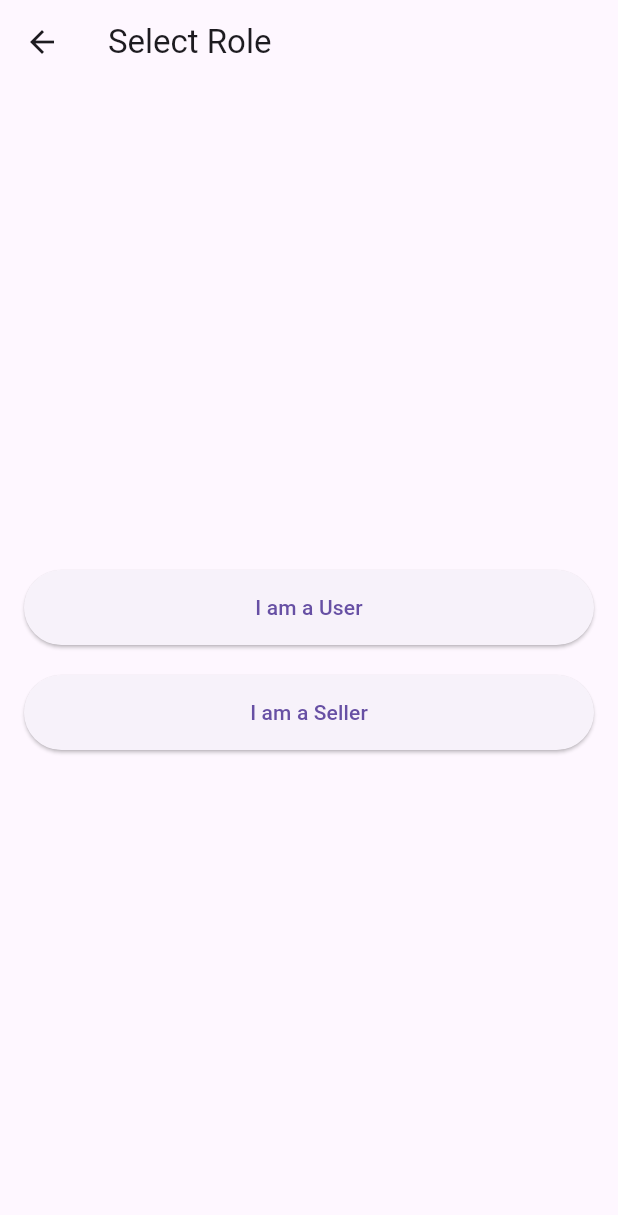
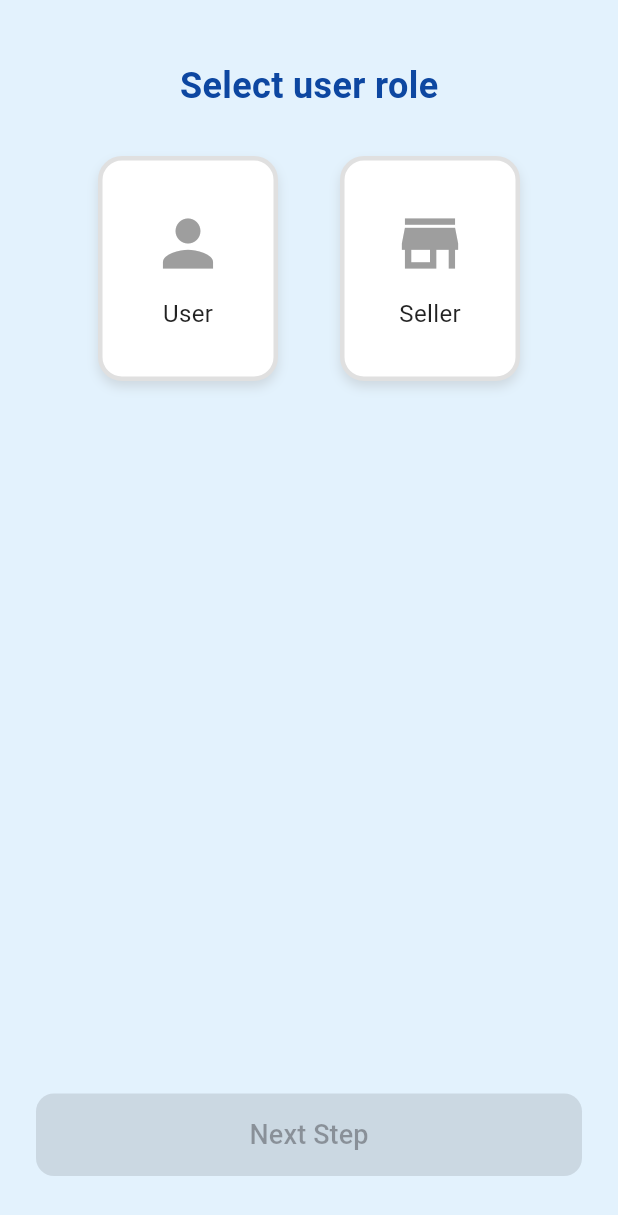
Before and after one commit to ebituin/cityprint, a Flutter app: the RoleSelectionScreen screen opened by its route, on a phone screen of 412 x 824 dp. Shown: the top 1215 px of the screen. Run offline on Flutter 3.47's test engine with Material 3 defaults, Android fonts, the phone set to English and light mode, and no system bars; our stand-ins replace cloud_firestore, firebase_auth, firebase_core; accounts and stored records are empty.

Commit message:
Update RoleSelectionScreen.dart
Card style Role Selection

```diff
--- a/lib/RoleSelectionScreen.dart
+++ b/lib/RoleSelectionScreen.dart
@@ -1,32 +1,101 @@
 import 'package:flutter/material.dart';
 
-class RoleSelectionScreen extends StatelessWidget {
+class RoleSelectionScreen extends StatefulWidget {
+  @override
+  _RoleSelectionScreenState createState() => _RoleSelectionScreenState();
+}
+
+class _RoleSelectionScreenState extends State<RoleSelectionScreen> {
+  String? selectedRole; // Track selected role
+
   @override
   Widget build(BuildContext context) {
     return Scaffold(
-      appBar: AppBar(title: Text('Select Role')),
-      body: Padding(
-        padding: EdgeInsets.all(16.0),
+      backgroundColor: Colors.blue[50], // Light blue background
+      body: Center(
+        child: Padding(
+          padding: EdgeInsets.symmetric(horizontal: 24.0, vertical: 40.0),
+          child: Column(
+            children: [
+              Text(
+                'Select user role',
+                style: TextStyle(
+                  fontSize: 24,
+                  fontWeight: FontWeight.bold,
+                  color: Colors.blue[900],
+                ),
+              ),
+              SizedBox(height: 30),
+              Row(
+                mainAxisAlignment: MainAxisAlignment.spaceEvenly,
+                children: [
+                  _buildRoleCard('user', Icons.person, 'User'),
+                  _buildRoleCard('seller', Icons.store, 'Seller'),
+                ],
+              ),
+              Spacer(),
+              ElevatedButton(
+                onPressed: selectedRole == null
+                    ? null
+                    : () {
+                        Navigator.pushNamed(context, '/signup',
+                            arguments: selectedRole);
+                      },
+                child: Text('Next Step', style: TextStyle(fontSize: 18)),
+                style: ElevatedButton.styleFrom(
+                  backgroundColor: Colors.blueAccent,
+                  foregroundColor: Colors.white,
+                  minimumSize: Size(double.infinity, 55),
+                  shape: RoundedRectangleBorder(
+                    borderRadius: BorderRadius.circular(12),
+                  ),
+                ),
+              ),
+            ],
+          ),
+        ),
+      ),
+    );
+  }
+
+  Widget _buildRoleCard(String role, IconData icon, String label) {
+    bool isSelected = selectedRole == role;
+    return GestureDetector(
+      onTap: () {
+        setState(() {
+          selectedRole = role;
+        });
+      },
+      child: Container(
+        width: 120,
+        height: 150,
+        decoration: BoxDecoration(
+          color: isSelected ? Colors.blue[100] : Colors.white,
+          border: Border.all(
+            color: isSelected ? Colors.blue : Colors.grey[300]!,
+            width: 3,
+          ),
+          borderRadius: BorderRadius.circular(16),
+          boxShadow: [
+            BoxShadow(
+              color: Colors.grey.withOpacity(0.3),
+              blurRadius: 6,
+              offset: Offset(0, 4),
+            ),
+          ],
+        ),
         child: Column(
           mainAxisAlignment: MainAxisAlignment.center,
           children: [
-            ElevatedButton(
-              onPressed: () {
-                Navigator.pushNamed(context, '/signup', arguments: 'user');
-              },
-              child: Text('I am a User'),
-              style: ElevatedButton.styleFrom(
-                minimumSize: Size(double.infinity, 50),
-              ),
-            ),
-            SizedBox(height: 20),
-            ElevatedButton(
-              onPressed: () {
-                Navigator.pushNamed(context, '/signup', arguments: 'seller');
-              },
-              child: Text('I am a Seller'),
-              style: ElevatedButton.styleFrom(
-                minimumSize: Size(double.infinity, 50),
+            Icon(icon,
+                size: 50, color: isSelected ? Colors.blue[700] : Colors.grey),
+            SizedBox(height: 10),
+            Text(
+              label,
+              style: TextStyle(
+                fontSize: 16,
+                color: isSelected ? Colors.blue[800] : Colors.black87,
+                fontWeight: isSelected ? FontWeight.bold : FontWeight.normal,
               ),
             ),
           ],
```
